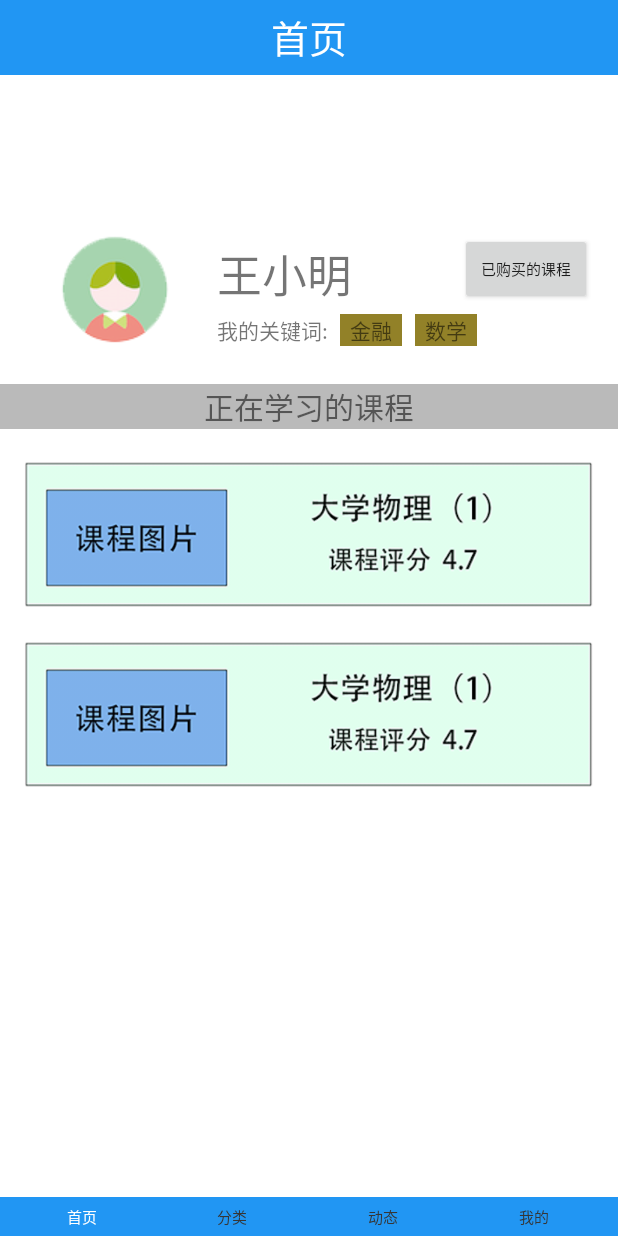
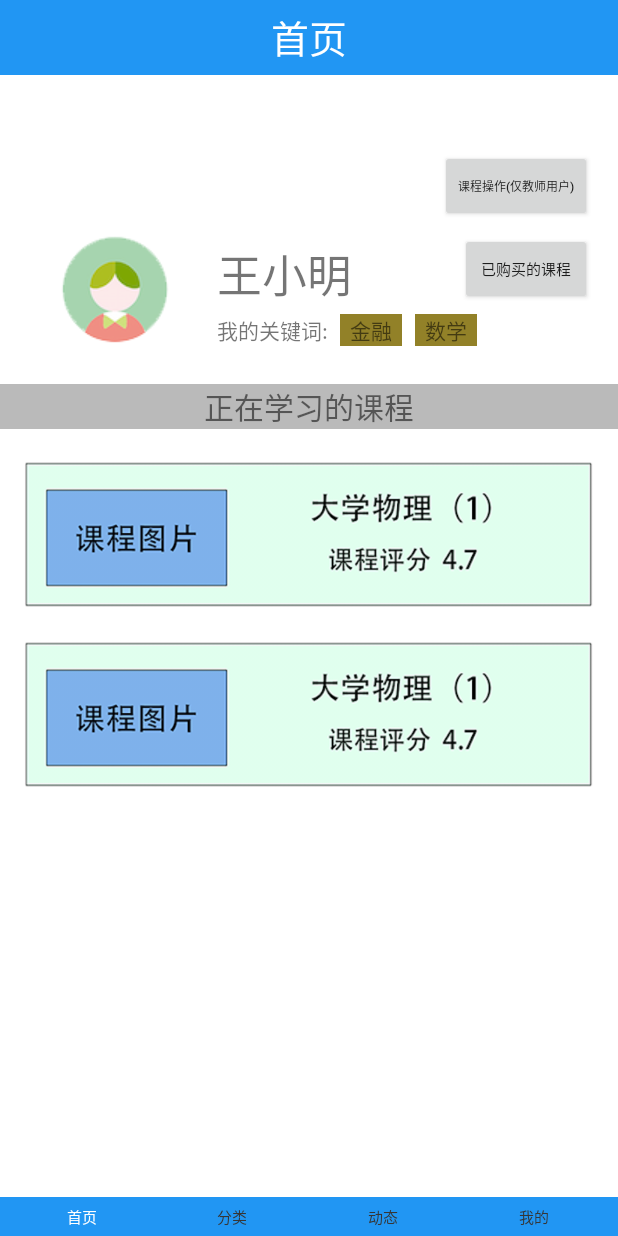
Before and after one commit to OxOtn3/OnlineEducation, an Android app: the fragment MineFragment placed in its activity, on a phone screen of 412 x 824 dp. Run offline under Robolectric (Android 15) with nearby library versions, the phone set to English and light mode, and no system bars; libraries missing offline, so code that uses them is left out: com.zhpan.bannerview, com.zhpan.indicator; 3 statements that could not run were skipped.

Commit message:
增添开设课程界面

```diff
--- a/app/src/main/AndroidManifest.xml
+++ b/app/src/main/AndroidManifest.xml
@@ -22,9 +22,10 @@
         <activity android:name=".courseIntroductionPage.CourseIntroductionPageActivity"></activity>
         <activity android:name=".VideoPlayPage.VideoPlayActivity"></activity>
         <activity android:name=".teacherHomepage.TeacherHomepageActivity"></activity>
-        <activity android:name=".boughtCoursesPage.BoughtCoursesPageActivity"></activity>
+        <activity android:name=".mineFragmentPages.BoughtCoursesPageActivity"></activity>
         <activity android:name=".momentPage.MomentPage"></activity>
         <activity android:name=".momentUserPage.MomentUserPageActivity"></activity>
+        <activity android:name=".mineFragmentPages.CoursesOperationPage"></activity>
     </application>
 
 </manifest>
--- a/app/src/main/java/com/example/onlineeducation/MineFragment.java
+++ b/app/src/main/java/com/example/onlineeducation/MineFragment.java
@@ -1,9 +1,7 @@
 package com.example.onlineeducation;
 
 import android.content.Intent;
-import android.graphics.Color;
 import android.os.Bundle;
-import android.view.Gravity;
 import android.view.LayoutInflater;
 import android.view.View;
 import android.view.ViewGroup;
@@ -15,7 +13,8 @@ import androidx.annotation.NonNull;
 import androidx.annotation.Nullable;
 
 import com.example.onlineeducation.VideoPlayPage.VideoPlayActivity;
-import com.example.onlineeducation.boughtCoursesPage.BoughtCoursesPageActivity;
+import com.example.onlineeducation.mineFragmentPages.BoughtCoursesPageActivity;
+import com.example.onlineeducation.mineFragmentPages.CoursesOperationPage;
 
 public class MineFragment extends BaseFragment{
 
@@ -28,6 +27,8 @@ public class MineFragment extends BaseFragment{
     private ImageView course1;
 
     private Button boughtCourses;
+
+    private Button coursesOperation;
 
     public MineFragment() {
         this.TAG = "我的";
@@ -46,6 +47,15 @@ public class MineFragment extends BaseFragment{
             public void onClick(View v) {
                 Intent intent = new Intent(v.getContext(), BoughtCoursesPageActivity.class);
                 v.getContext().startActivity(intent);
+            }
+        });
+
+        coursesOperation = (Button) mView.findViewById(R.id.mine_courses_oper);
+        coursesOperation.setOnClickListener(new View.OnClickListener() {
+            @Override
+            public void onClick(View v) {
+                Intent intent = new Intent(mView.getContext(), CoursesOperationPage.class);
+                mView.getContext().startActivity(intent);
             }
         });
 
--- a/app/src/main/java/com/example/onlineeducation/boughtCoursesPage/BoughtCoursesPageActivity.java
+++ b/app/src/main/java/com/example/onlineeducation/mineFragmentPages/BoughtCoursesPageActivity.java
@@ -1,4 +1,4 @@
-package com.example.onlineeducation.boughtCoursesPage;
+package com.example.onlineeducation.mineFragmentPages;
 
 import android.app.Activity;
 import android.content.Intent;
--- a/app/src/main/res/layout/activity_mine.xml
+++ b/app/src/main/res/layout/activity_mine.xml
@@ -57,6 +57,19 @@
             android:text="已购买的课程"
             android:textSize="10dp" />
 
+
+        <Button
+            android:id="@+id/mine_courses_oper"
+            android:layout_width="wrap_content"
+            android:layout_height="wrap_content"
+            android:layout_alignParentTop="true"
+            android:layout_alignParentEnd="true"
+            android:layout_marginLeft="100dp"
+            android:layout_marginTop="50dp"
+            android:layout_marginEnd="17dp"
+            android:text="课程操作(仅教师用户)"
+            android:textSize="8dp" />
+
         <TextView
             android:layout_width="wrap_content"
             android:layout_height="wrap_content"
```
Also changed, not shown: app/src/main/java/com/example/onlineeducation/mineFragmentPages/CoursesOperationPage.java (added, +21 -0 lines), app/src/main/res/layout/courses_operation_page.xml (added, +87 -0 lines).
